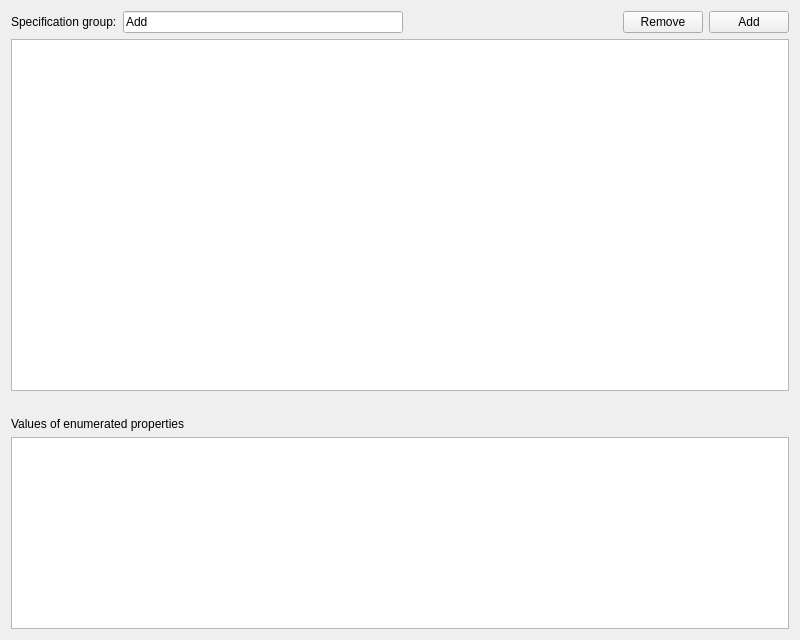
Old version of the form repo/ui/pref_specification.ui in the repository GS90/addFC.
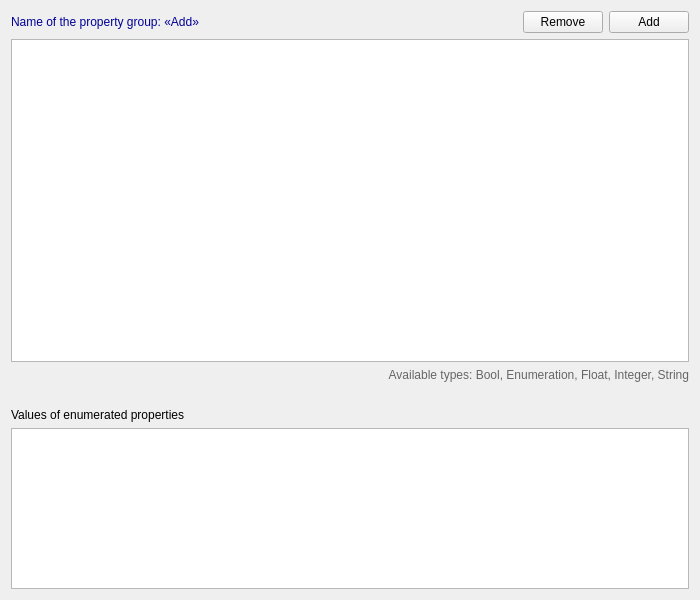
New version of the form.

Diff of the .ui file:
```diff
--- a/repo/ui/pref_specification.ui
+++ b/repo/ui/pref_specification.ui
@@ -7,36 +7,29 @@
    <rect>
     <x>0</x>
     <y>0</y>
-    <width>800</width>
-    <height>640</height>
+    <width>700</width>
+    <height>600</height>
    </rect>
   </property>
+  <property name="minimumSize">
+   <size>
+    <width>700</width>
+    <height>600</height>
+   </size>
+  </property>
   <property name="windowTitle">
    <string>Specification</string>
   </property>
-  <layout class="QVBoxLayout" name="verticalLayout" stretch="0,1,0,0,0">
+  <layout class="QVBoxLayout" name="verticalLayout" stretch="0,2,0,0,0,1">
    <item>
     <layout class="QHBoxLayout" name="horizontalLayout">
      <item>
       <widget class="QLabel" name="labelGroup">
-       <property name="text">
-        <string>Specification group:</string>
+       <property name="styleSheet">
+        <string notr="true">color: #000096</string>
        </property>
-      </widget>
-     </item>
-     <item>
-      <widget class="QLineEdit" name="lineEditGroup">
-       <property name="minimumSize">
-        <size>
-         <width>280</width>
-         <height>0</height>
-        </size>
-       </property>
        <property name="text">
-        <string>Add</string>
-       </property>
-       <property name="maxLength">
-        <number>20</number>
+        <string>Name of the property group: «Add»</string>
        </property>
       </widget>
      </item>
@@ -80,6 +73,9 @@
      <property name="editTriggers">
       <set>QAbstractItemView::DoubleClicked</set>
      </property>
+     <property name="alternatingRowColors">
+      <bool>true</bool>
+     </property>
      <property name="selectionMode">
       <enum>QAbstractItemView::SingleSelection</enum>
      </property>
@@ -100,6 +96,19 @@
      </attribute>
     </widget>
    </item>
+   <item>
+    <widget class="QLabel" name="note">
+     <property name="styleSheet">
+      <string notr="true">color: #666</string>
+     </property>
+     <property name="text">
+      <string>Available types: Bool, Enumeration, Float, Integer, String</string>
+     </property>
+     <property name="alignment">
+      <set>Qt::AlignRight|Qt::AlignTrailing|Qt::AlignVCenter</set>
+     </property>
+    </widget>
+   </item>
    <item>
     <spacer name="verticalSpacer">
      <property name="orientation">
@@ -128,6 +137,9 @@
      <property name="editTriggers">
       <set>QAbstractItemView::DoubleClicked</set>
      </property>
+     <property name="alternatingRowColors">
+      <bool>true</bool>
+     </property>
      <property name="selectionMode">
       <enum>QAbstractItemView::SingleSelection</enum>
      </property>
```
Left out of the diff: 9 changed lines with no effect on the pictures.
